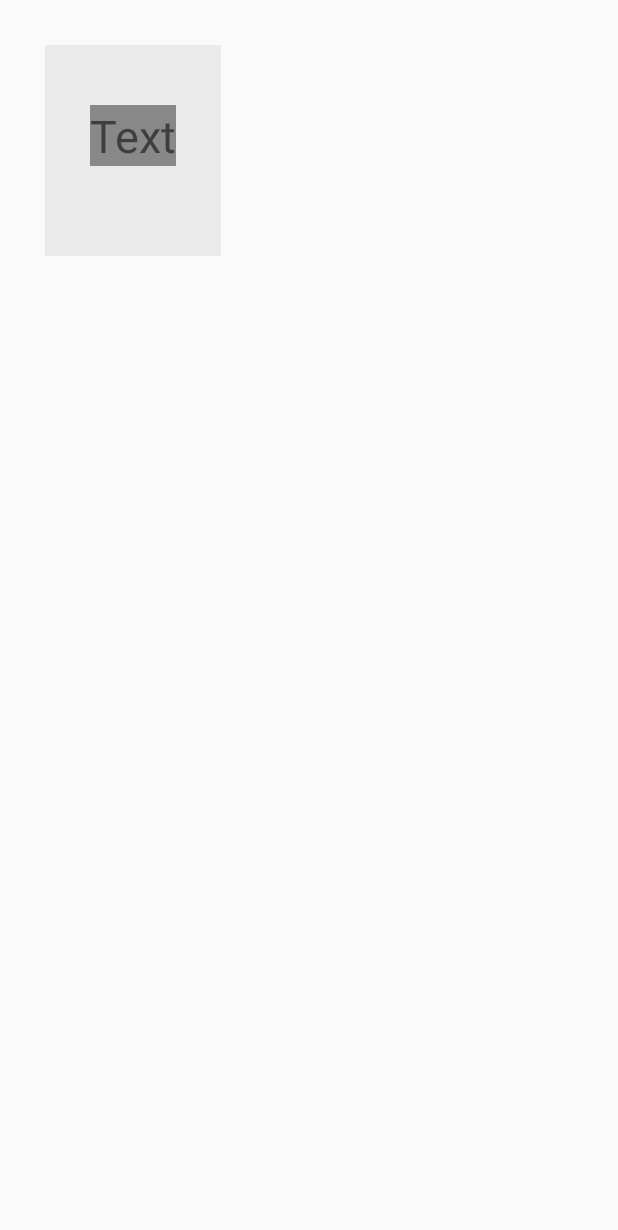
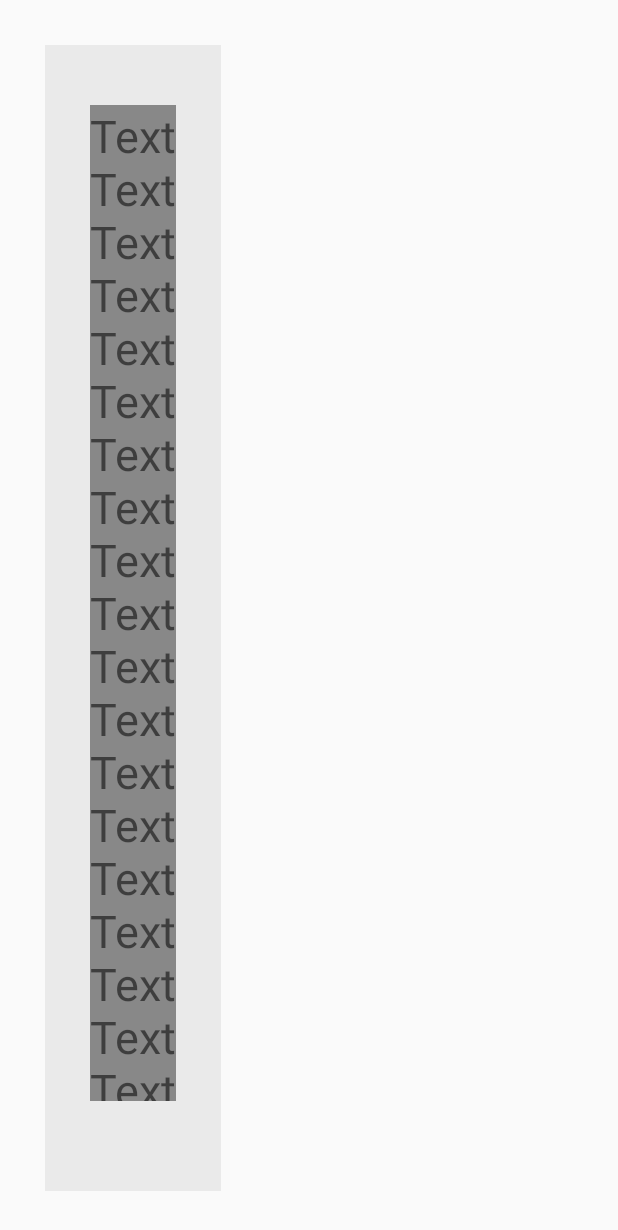
Before and after one commit to 8luerain/TestProject, an Android app: the layout fragment_my_scroll_view.xml on its own in the app's theme, with its tools: preview values and no code run, on a phone screen of 412 x 824 dp. Shown: the top 1230 px of the screen. Run offline under Robolectric (Android 15) with nearby library versions, the phone set to English and light mode, and no system bars.

Commit message:
乱改一通

```diff
--- a/myscrollview/src/main/java/test/bluerain/youku/com/myscrollview/MyScroll.java
+++ b/myscrollview/src/main/java/test/bluerain/youku/com/myscrollview/MyScroll.java
@@ -4,8 +4,10 @@ import android.content.Context;
 import android.util.AttributeSet;
 import android.util.Log;
 import android.view.MotionEvent;
+import android.view.VelocityTracker;
 import android.view.View;
 import android.view.ViewGroup;
+import android.widget.Scroller;
 
 /**
  * Project: TestProject.
@@ -27,6 +29,10 @@ public class MyScroll extends ViewGroup {
     private int mOriginalBottomMargin;
     private boolean isStoreValue; //Margin初始值是否记录
 
+    private VelocityTracker mVelocityTracker;
+
+    private Scroller mScroller;
+
     private View mContent;
     private MarginLayoutParams mContentMarginLP;
 
@@ -40,6 +46,12 @@ public class MyScroll extends ViewGroup {
 
     public MyScroll(Context context, AttributeSet attrs, int defStyleAttr) {
         super(context, attrs, defStyleAttr);
+        initVarables();
+    }
+
+    private void initVarables() {
+        mVelocityTracker = VelocityTracker.obtain();
+        mScroller = new Scroller(getContext());
     }
 
     @Override
@@ -57,6 +69,7 @@ public class MyScroll extends ViewGroup {
             measureChildWithMargins(getChildAt(i), widthMeasureSpec, 0, heightMeasureSpec, 0);
         }
 
+        Log.d(TAG, "onMeasure: mesured [" + getChildAt(0).getMeasuredHeight() + "]");
         if (haveNoChildren()) {
             /*当没有孩子时，wrap_content为0 ， 其他的为原始设定值*/
             setMeasuredDimension(widthMode == MeasureSpec.AT_MOST ? 0 : widthSize, heightMode == MeasureSpec.AT_MOST ? 0 : heightSize);
@@ -108,6 +121,7 @@ public class MyScroll extends ViewGroup {
 
     @Override
     public boolean onTouchEvent(MotionEvent event) {
+        mVelocityTracker.addMovement(event);
         float currentX = event.getX();
         float currentY = event.getY();
         int action = event.getAction();
@@ -126,7 +140,12 @@ public class MyScroll extends ViewGroup {
                 Log.d(TAG, "onTouchEvent: ACTION_MOVE : dx [" + dx + "] dy[" + dy + "]");
                 break;
             case MotionEvent.ACTION_UP:
-                Log.d(TAG, "onTouchEvent: ACTION_UP");
+                mVelocityTracker.computeCurrentVelocity(1000);
+                float yVelocity = mVelocityTracker.getYVelocity();
+//                mScroller.startScroll((int)mContent.getX(),(int)mContent.getY(),0,-100,1000);
+//                mContent.postInvalidate();
+                Log.d(TAG, "onTouchEvent: mContent.getY() [" + mContent.getY() + "]  mContent.getTranslationY() [" + mContent.getTranslationY() + "] ");
+                Log.d(TAG, "onTouchEvent: ACTION_UP &  mContent.getScrollY() [" + mContentMarginLP.topMargin + "] & yVelocity [" + yVelocity + "]");
                 break;
         }
         return true;
@@ -137,11 +156,14 @@ public class MyScroll extends ViewGroup {
 
         if (newTopMargin > mMaxTopMargin)
             newTopMargin = mMaxTopMargin;
-        if (newTopMargin < mMinTopMargin)
-            newTopMargin = mMinTopMargin;
+//        if (newTopMargin < mMinTopMargin)
+//            newTopMargin = mMinTopMargin;
 
         mContentMarginLP.topMargin = newTopMargin;
         requestLayout();
+//        float newTransY = mContent.getTranslationY() + dy;
+//        mContent.setTranslationY(newTransY);
+//        mContent.setY(mContent.getY() + dy);
     }
 
 
@@ -149,4 +171,18 @@ public class MyScroll extends ViewGroup {
     public LayoutParams generateLayoutParams(AttributeSet attrs) {
         return new MarginLayoutParams(getContext(), attrs);
     }
+
+//    @Override
+//    public void computeScroll() {
+//        if (mScroller.computeScrollOffset()) {
+//            scrollTo(mScroller.getCurrX(), mScroller.getCurrY());
+//            mContent.postInvalidate();
+//        }
+//    }
+
+    @Override
+    protected void onDetachedFromWindow() {
+        super.onDetachedFromWindow();
+        mVelocityTracker.recycle();
+    }
 }
--- a/myscrollview/src/main/res/layout/fragment_my_scroll_view.xml
+++ b/myscrollview/src/main/res/layout/fragment_my_scroll_view.xml
@@ -11,6 +11,10 @@
         android:background="#EAEAEA"
         android:padding="30dp">
 
+        <FrameLayout
+            android:layout_width="wrap_content"
+            android:layout_height="wrap_content">
+
 
             <TextView
                 android:id="@+id/txv_fragment_my_test"
@@ -19,8 +23,10 @@
                 android:layout_marginBottom="30dp"
                 android:layout_marginTop="10dp"
                 android:background="#888888"
-            android:text="Text"
-            android:textSize="30sp"/>
+                android:text="Text\nText\nText\nText\nText\nText\nText\nText\nText\nText\nText\nText\nText\nText\nText\nText\nText\nText\nText\n"
+                android:textSize="30sp" />
+
+        </FrameLayout>
 
     </test.bluerain.youku.com.myscrollview.MyScroll>
 
```
Also changed, not shown: myscrollview/src/main/java/test/bluerain/youku/com/myscrollview/fragment/MyScrollFragment.java (+8 -0 lines), myscrollview/src/main/java/test/bluerain/youku/com/myscrollview/fragment/SystemScrollFragment.java (+8 -0 lines), myscrollview/src/main/res/layout/fragment_system_scroll_view.xml (+5 -7 lines). Lines whose indentation alone changed are shown as unchanged.
